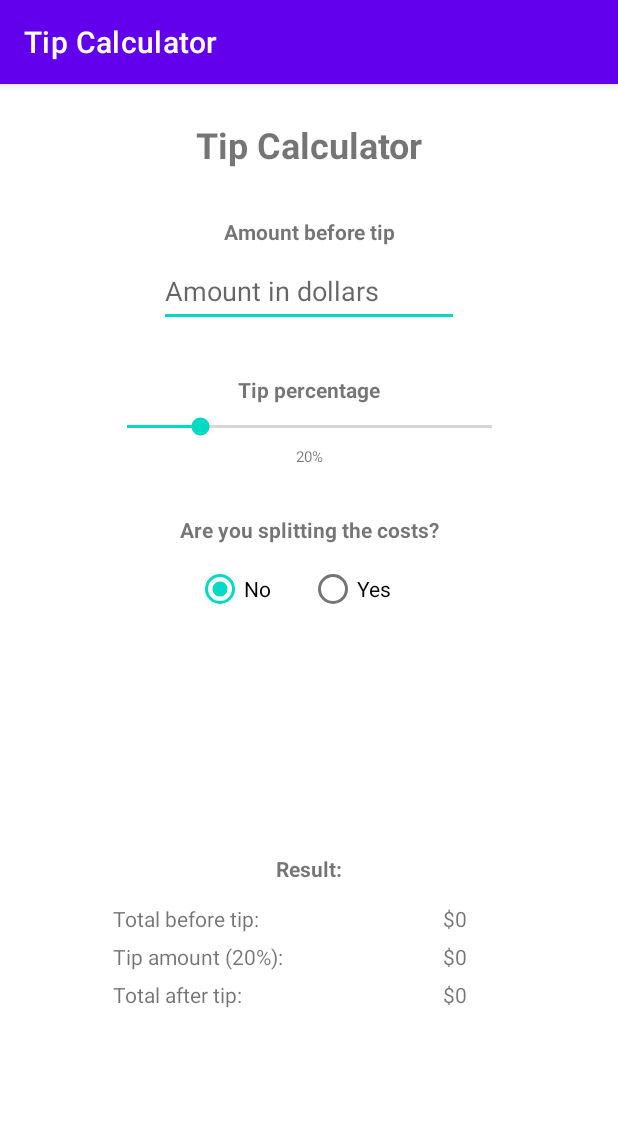
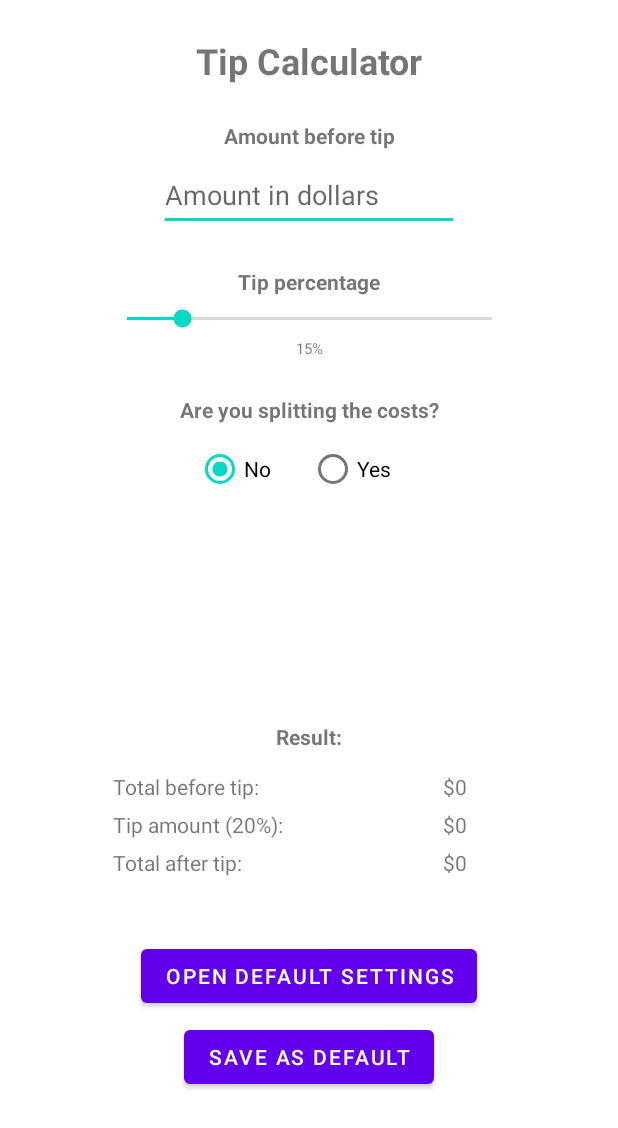
Before and after one commit to DanielvdSpoel/android-tip-calculator, an Android app: the screen it shows after launch (MainActivity), on a phone screen of 412 x 824 dp. Shown: the top 1128 px of the screen. Run offline under Robolectric (Android 15) with nearby library versions, the phone set to English and light mode, and no system bars.

Commit message:
Add default settings

```diff
--- a/app/src/main/AndroidManifest.xml
+++ b/app/src/main/AndroidManifest.xml
@@ -12,6 +12,9 @@
         android:supportsRtl="true"
         android:theme="@style/Theme.TipCalculator"
         tools:targetApi="31">
+        <activity
+            android:name=".DefaultSettingsActivity"
+            android:exported="false" />
         <activity
             android:name=".MainActivity"
             android:exported="true">
--- a/app/src/main/java/nl/danielvdspoel/tipcalculator/MainActivity.java
+++ b/app/src/main/java/nl/danielvdspoel/tipcalculator/MainActivity.java
@@ -2,9 +2,13 @@ package nl.danielvdspoel.tipcalculator;
 
 import androidx.appcompat.app.AppCompatActivity;
 
+import android.content.Context;
+import android.content.Intent;
+import android.content.SharedPreferences;
 import android.os.Bundle;
 import android.text.Editable;
 import android.text.TextWatcher;
+import android.widget.Button;
 import android.widget.EditText;
 import android.widget.RadioButton;
 import android.widget.RadioGroup;
@@ -12,6 +16,7 @@ import android.widget.SeekBar;
 import android.widget.TextView;
 
 import java.text.DecimalFormat;
+import java.util.Objects;
 
 public class MainActivity extends AppCompatActivity {
 
@@ -32,10 +37,14 @@ public class MainActivity extends AppCompatActivity {
     TextView amountPerPersonTextView;
     TextView amountPerPersonLabelTextView;
 
+    Button openSettingsButton;
+    Button saveAsDefaultButton;
+
     @Override
     protected void onCreate(Bundle savedInstanceState) {
         super.onCreate(savedInstanceState);
         setContentView(R.layout.activity_main);
+        Objects.requireNonNull(this.getSupportActionBar()).hide();
 
         inputBox = findViewById(R.id.inputBox);
         tipPercentageSeekbar = findViewById(R.id.tipPercentageSeekbar);
@@ -44,7 +53,7 @@ public class MainActivity extends AppCompatActivity {
         splittingCostYes = findViewById(R.id.splittingCostYes);
         splittingCostNo = findViewById(R.id.splittingCostNo);
         splittingCostLabel = findViewById(R.id.splittingCostCountLabel);
-        splittingCostInput = findViewById(R.id.splittingCostInput);
+        splittingCostInput = findViewById(R.id.splittingCostAmount);
         tipAmountLabel = findViewById(R.id.tipAmountLabel);
 
         totalBeforeTipTextView = findViewById(R.id.totalBeforeTipTextView);
@@ -52,6 +61,34 @@ public class MainActivity extends AppCompatActivity {
         totalAfterTipTextView = findViewById(R.id.totalAfterTipTextView);
         amountPerPersonTextView = findViewById(R.id.amountPerPersonTextView);
         amountPerPersonLabelTextView = findViewById(R.id.amountPerPersonLabelTextView);
+
+        openSettingsButton = findViewById(R.id.openSettingsButton);
+        saveAsDefaultButton = findViewById(R.id.saveAsDefaultButton);
+
+        SharedPreferences file = getSharedPreferences("defaultSettings", Context.MODE_PRIVATE);
+
+
+        tipPercentageSeekbar.setProgress(file.getInt("tipPercentage", 15));
+        percentageTextView.setText(file.getInt("tipPercentage", 15) + "%");
+
+        if (file.getBoolean("splittingCost", false)) {
+            splittingCostLabel.setVisibility(TextView.VISIBLE);
+            splittingCostInput.setVisibility(TextView.VISIBLE);
+            amountPerPersonTextView.setVisibility(TextView.VISIBLE);
+            amountPerPersonLabelTextView.setVisibility(TextView.VISIBLE);
+            splittingCostYes.setChecked(true);
+            splittingCostInput.setText(String.valueOf(file.getInt("splittingCostCount", 2)));
+        } else {
+            splittingCostNo.setChecked(true);
+        }
+
+        saveAsDefaultButton.setOnClickListener(v -> {
+            SharedPreferences.Editor editor = file.edit();
+            editor.putInt("tipPercentage", tipPercentageSeekbar.getProgress());
+            editor.putBoolean("splittingCost", splittingCostYes.isChecked());
+            editor.putInt("splittingCostCount", Integer.parseInt(splittingCostInput.getText().toString()));
+            editor.apply();
+        });
 
         tipPercentageSeekbar.setOnSeekBarChangeListener(new SeekBar.OnSeekBarChangeListener() {
             @Override
@@ -121,6 +158,11 @@ public class MainActivity extends AppCompatActivity {
             }
         });
 
+        openSettingsButton.setOnClickListener(v -> {
+            Intent i = new Intent(getApplicationContext(), DefaultSettingsActivity.class);
+            startActivity(i);
+        });
+
     }
 
 
--- a/app/src/main/res/layout/activity_main.xml
+++ b/app/src/main/res/layout/activity_main.xml
@@ -22,7 +22,7 @@
         android:id="@+id/amountBeforeTipLabel"
         android:layout_width="200dp"
         android:layout_height="wrap_content"
-        android:layout_marginTop="32dp"
+        android:layout_marginTop="24dp"
         android:gravity="center_horizontal"
         android:text="Amount before tip"
         android:textStyle="bold"
@@ -47,7 +47,7 @@
         android:id="@+id/tipPercentageLabel"
         android:layout_width="wrap_content"
         android:layout_height="wrap_content"
-        android:layout_marginTop="32dp"
+        android:layout_marginTop="24dp"
         android:text="Tip percentage"
         android:textStyle="bold"
         app:layout_constraintEnd_toEndOf="parent"
@@ -80,49 +80,12 @@
         android:id="@+id/splittingCostLabel"
         android:layout_width="wrap_content"
         android:layout_height="wrap_content"
-        android:layout_marginTop="32dp"
+        android:layout_marginTop="24dp"
         android:text="Are you splitting the costs?"
         android:textStyle="bold"
         app:layout_constraintEnd_toEndOf="parent"
         app:layout_constraintStart_toStartOf="parent"
         app:layout_constraintTop_toBottomOf="@+id/percentageTextView" />
-
-    <androidx.constraintlayout.widget.ConstraintLayout
-        android:id="@+id/splittingCostLayout"
-        android:layout_width="300dp"
-        android:layout_height="85dp"
-        android:layout_marginTop="35dp"
-        app:layout_constraintEnd_toEndOf="parent"
-        app:layout_constraintStart_toStartOf="parent"
-        app:layout_constraintTop_toBottomOf="@+id/splittingCostRadioGroup">
-
-        <EditText
-            android:id="@+id/splittingCostInput"
-            android:layout_width="200dp"
-            android:layout_height="wrap_content"
-            android:layout_marginTop="6dp"
-            android:ems="10"
-            android:hint="Amount of people"
-            android:inputType="numberDecimal"
-            android:minHeight="48dp"
-            android:text="2"
-            android:visibility="invisible"
-            app:layout_constraintEnd_toEndOf="parent"
-            app:layout_constraintStart_toStartOf="parent"
-            app:layout_constraintTop_toBottomOf="@+id/splittingCostCountLabel" />
-
-        <TextView
-            android:id="@+id/splittingCostCountLabel"
-            android:layout_width="200dp"
-            android:layout_height="wrap_content"
-            android:gravity="center_horizontal"
-            android:text="With how many people are you splitting the cost?"
-            android:textStyle="bold"
-            android:visibility="invisible"
-            app:layout_constraintEnd_toEndOf="parent"
-            app:layout_constraintStart_toStartOf="parent"
-            app:layout_constraintTop_toTopOf="parent" />
-    </androidx.constraintlayout.widget.ConstraintLayout>
 
     <RadioGroup
         android:id="@+id/splittingCostRadioGroup"
@@ -151,11 +114,48 @@
             android:text="Yes" />
     </RadioGroup>
 
+    <androidx.constraintlayout.widget.ConstraintLayout
+        android:id="@+id/splittingCostLayout"
+        android:layout_width="300dp"
+        android:layout_height="85dp"
+        android:layout_marginTop="35dp"
+        app:layout_constraintEnd_toEndOf="parent"
+        app:layout_constraintStart_toStartOf="parent"
+        app:layout_constraintTop_toBottomOf="@+id/splittingCostRadioGroup">
+
+        <EditText
+            android:id="@+id/splittingCostAmount"
+            android:layout_width="200dp"
+            android:layout_height="wrap_content"
+            android:layout_marginTop="6dp"
+            android:ems="10"
+            android:hint="Amount of people"
+            android:inputType="numberDecimal"
+            android:minHeight="48dp"
+            android:text="2"
+            android:visibility="invisible"
+            app:layout_constraintEnd_toEndOf="parent"
+            app:layout_constraintStart_toStartOf="parent"
+            app:layout_constraintTop_toBottomOf="@+id/splittingCostCountLabel" />
+
+        <TextView
+            android:id="@+id/splittingCostCountLabel"
+            android:layout_width="200dp"
+            android:layout_height="wrap_content"
+            android:gravity="center_horizontal"
+            android:text="With how many people are you splitting the cost?"
+            android:textStyle="bold"
+            android:visibility="invisible"
+            app:layout_constraintEnd_toEndOf="parent"
+            app:layout_constraintStart_toStartOf="parent"
+            app:layout_constraintTop_toTopOf="parent" />
+    </androidx.constraintlayout.widget.ConstraintLayout>
+
     <TextView
         android:id="@+id/textView6"
         android:layout_width="wrap_content"
         android:layout_height="wrap_content"
-        android:layout_marginTop="32dp"
+        android:layout_marginTop="24dp"
         android:text="Result:"
         android:textStyle="bold"
         app:layout_constraintEnd_toEndOf="parent"
@@ -163,8 +163,9 @@
         app:layout_constraintTop_toBottomOf="@+id/splittingCostLayout" />
 
     <androidx.constraintlayout.widget.ConstraintLayout
+        android:id="@+id/constraintLayout"
         android:layout_width="300dp"
-        android:layout_height="150dp"
+        android:layout_height="110dp"
         android:layout_marginTop="8dp"
         app:layout_constraintEnd_toEndOf="parent"
         app:layout_constraintHorizontal_bias="0.387"
@@ -254,4 +255,24 @@
             app:layout_constraintTop_toBottomOf="@+id/totalTipTextView" />
     </androidx.constraintlayout.widget.ConstraintLayout>
 
+    <Button
+        android:id="@+id/openSettingsButton"
+        android:layout_width="wrap_content"
+        android:layout_height="wrap_content"
+        android:layout_marginTop="8dp"
+        android:text="Open default settings"
+        app:layout_constraintEnd_toEndOf="parent"
+        app:layout_constraintStart_toStartOf="parent"
+        app:layout_constraintTop_toBottomOf="@+id/constraintLayout" />
+
+    <Button
+        android:id="@+id/saveAsDefaultButton"
+        android:layout_width="wrap_content"
+        android:layout_height="wrap_content"
+        android:layout_marginTop="6dp"
+        android:text="Save as default"
+        app:layout_constraintEnd_toEndOf="parent"
+        app:layout_constraintStart_toStartOf="parent"
+        app:layout_constraintTop_toBottomOf="@+id/openSettingsButton" />
+
 </androidx.constraintlayout.widget.ConstraintLayout>
```
Also changed, not shown: app/src/main/java/nl/danielvdspoel/tipcalculator/DefaultSettingsActivity.java (added, +117 -0 lines), app/src/main/res/layout/activity_default_settings.xml (added, +166 -0 lines).
